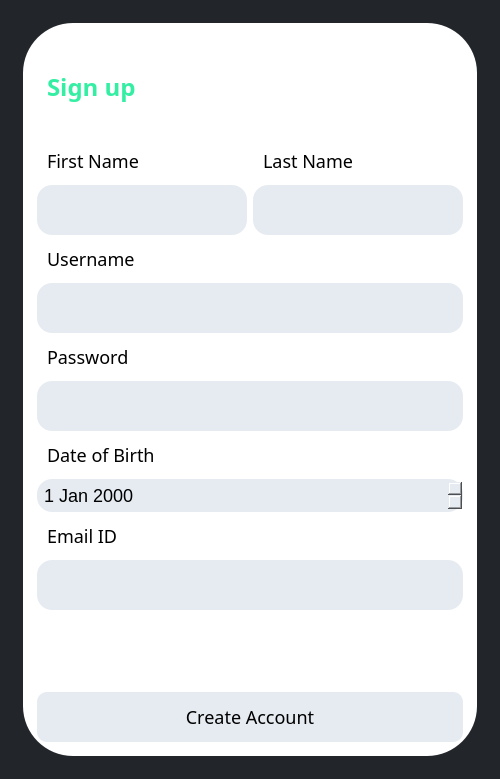
Above: K/signup.ui from burr1to/kaizen before the change. Below: the same form after it.
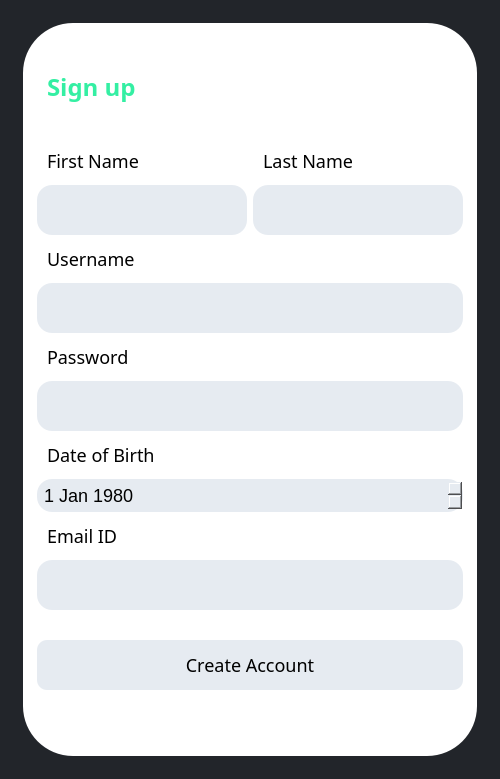
That is the form after the change. Icons and pictures are not drawn.

Commit message: Signup and login completed

```diff
--- a/K/signup.ui
+++ b/K/signup.ui
@@ -74,7 +74,7 @@
            <property name="frameShadow">
             <enum>QFrame::Raised</enum>
            </property>
-           <layout class="QVBoxLayout" name="verticalLayout" stretch="0,0,0,0,0,0,0,0">
+           <layout class="QVBoxLayout" name="verticalLayout" stretch="0,0,0,0,0,0,0,0,0">
             <item>
              <widget class="QLabel" name="title">
               <property name="minimumSize">
@@ -322,9 +322,25 @@
               <item>
                <widget class="QDateEdit" name="dob">
                 <property name="styleSheet">
-                 <string notr="true">background-color: rgb(230, 235, 241);
+                 <string notr="true">#dob{
+background-color: rgb(230, 235, 241);
+border:0px;
 border-radius:15px;
-border:0px;</string>
+}
+#dob:hover{
+background-color:#22252a;
+color: #e6ebf1;
+}</string>
+                </property>
+                <property name="dateTime">
+                 <datetime>
+                  <hour>0</hour>
+                  <minute>0</minute>
+                  <second>0</second>
+                  <year>1980</year>
+                  <month>1</month>
+                  <day>1</day>
+                 </datetime>
                 </property>
                </widget>
               </item>
@@ -405,15 +421,31 @@
                </font>
               </property>
               <property name="styleSheet">
-               <string notr="true">background-color: rgb(230, 235, 241);
+               <string notr="true">#regbut{
+background-color: rgb(230, 235, 241);
+border:0px;
 border-radius:10px;
-border:0px;</string>
+}
+#regbut:hover{
+background-color:#22252a;
+color: #e6ebf1;
+}</string>
               </property>
               <property name="text">
                <string>Create Account</string>
               </property>
              </widget>
             </item>
+            <item>
+             <widget class="QLabel" name="label_7">
+              <property name="styleSheet">
+               <string notr="true">margin-bottom:15px;</string>
+              </property>
+              <property name="text">
+               <string/>
+              </property>
+             </widget>
+            </item>
            </layout>
           </widget>
          </item>
```
Left out of the diff: 57 changed lines with no effect on the pictures. The commit also changes 6 other files.
